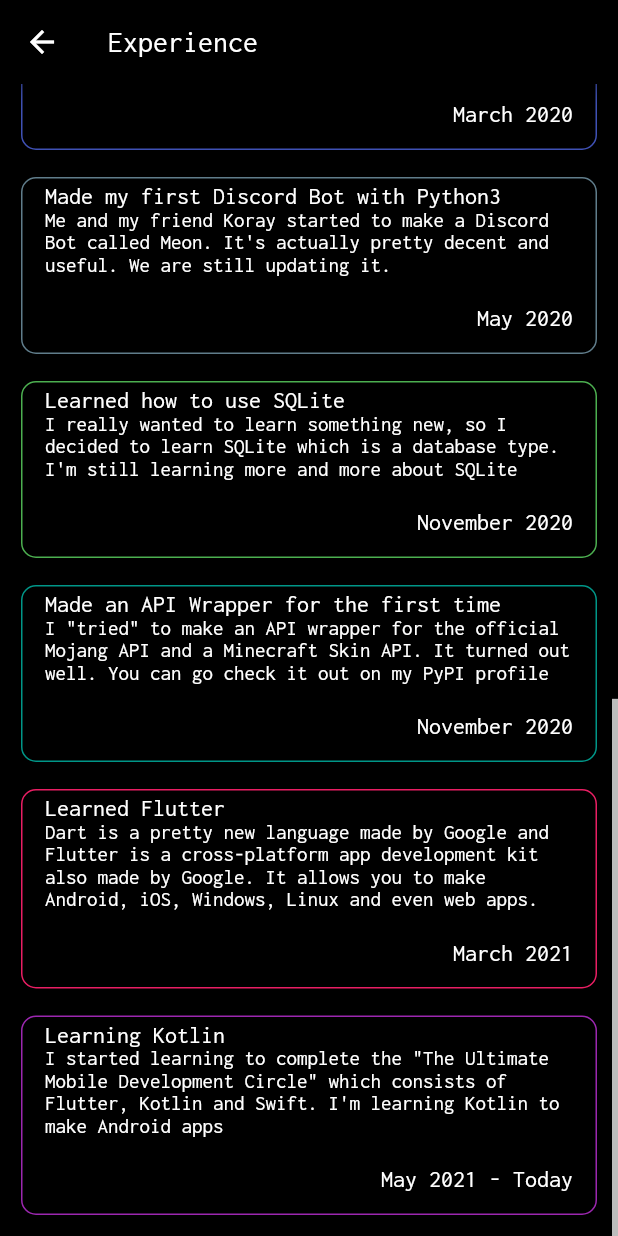
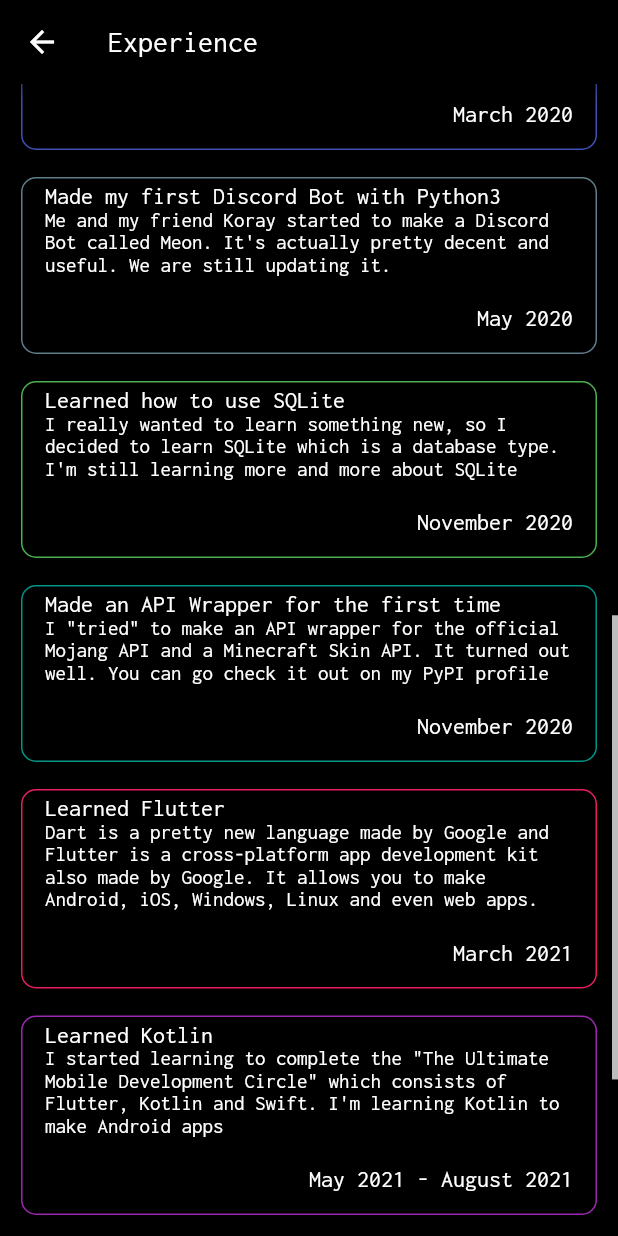
Before and after one commit to mrsrmn/emirsurmen_com, a Flutter app: the Experience screen opened by its route, scrolled down 879 dp, on a phone screen of 412 x 824 dp. Run offline on Flutter 3.47's test engine with Material 2 defaults, Android fonts, the phone set to English and light mode, and no system bars; our stand-ins replace animated_text_kit, font_awesome_flutter, google_fonts, url_strategy.

Commit message:
changed experience.dart

```diff
--- a/lib/experience.dart
+++ b/lib/experience.dart
@@ -65,9 +65,19 @@ class Experience extends StatelessWidget {
       "date": "March 2021"
     },
     "11": {
-      "title": "Learning Kotlin",
+      "title": "Learned Kotlin",
       "description": "I started learning to complete the \"The Ultimate Mobile Development Circle\" which consists of Flutter, Kotlin and Swift. I'm learning Kotlin to make Android apps",
-      "date": "May 2021 - Today"
+      "date": "May 2021 - August 2021"
+    },
+    "12": {
+      "title": "Started Learning Swift",
+      "description": "I started learning Swift to make native iOS Apps.",
+      "date": "December 2021 - ?"
+    },
+    "13": {
+      "title": "Got 3rd Place in a Hackathon",
+      "description": "Me and my friend Göktürk attended to a Hackathon and got 3rd place.",
+      "date": "December 7th 2021"
     }
   };
 
```
Also changed, not shown: 2 other files.
